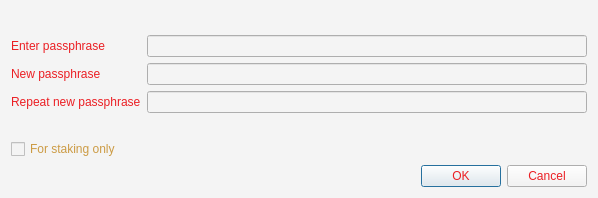
SaltineChips/endox, file src/qt/forms/askpassphrasedialog.ui: the form before one commit.
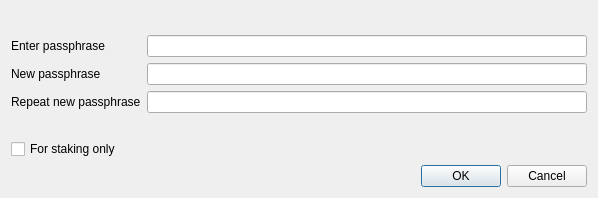
The form after the commit.

Patch:
```diff
--- a/src/qt/forms/askpassphrasedialog.ui
+++ b/src/qt/forms/askpassphrasedialog.ui
@@ -26,8 +26,7 @@
    <string>Passphrase Dialog</string>
   </property>
   <property name="styleSheet">
-   <string notr="true">color: rgb(204, 155, 68);
-background-color: rgb(244, 244, 244);</string>
+   <string notr="true"/>
   </property>
   <layout class="QVBoxLayout" name="verticalLayout">
    <item>
@@ -47,9 +46,6 @@
      </property>
      <item row="0" column="0">
       <widget class="QLabel" name="passLabel1">
-       <property name="styleSheet">
-        <string notr="true">color: #eb1f24</string>
-       </property>
        <property name="text">
         <string>Enter passphrase</string>
        </property>
@@ -64,9 +60,6 @@
      </item>
      <item row="1" column="0">
       <widget class="QLabel" name="passLabel2">
-       <property name="styleSheet">
-        <string notr="true">color: #eb1f24</string>
-       </property>
        <property name="text">
         <string>New passphrase</string>
        </property>
@@ -81,9 +74,6 @@
      </item>
      <item row="2" column="0">
       <widget class="QLabel" name="passLabel3">
-       <property name="styleSheet">
-        <string notr="true">color: #eb1f24</string>
-       </property>
        <property name="text">
         <string>Repeat new passphrase</string>
        </property>
@@ -132,9 +122,6 @@
    </item>
    <item>
     <widget class="QDialogButtonBox" name="buttonBox">
-     <property name="styleSheet">
-      <string notr="true">color: #eb1f24</string>
-     </property>
      <property name="orientation">
       <enum>Qt::Horizontal</enum>
      </property>
```
